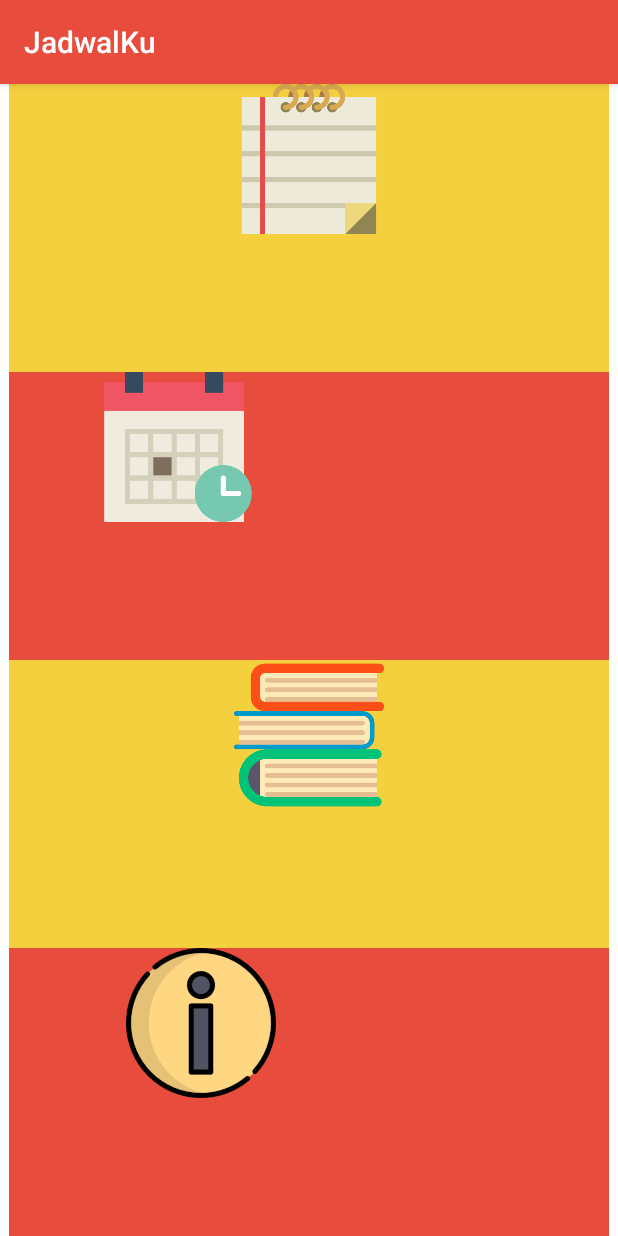
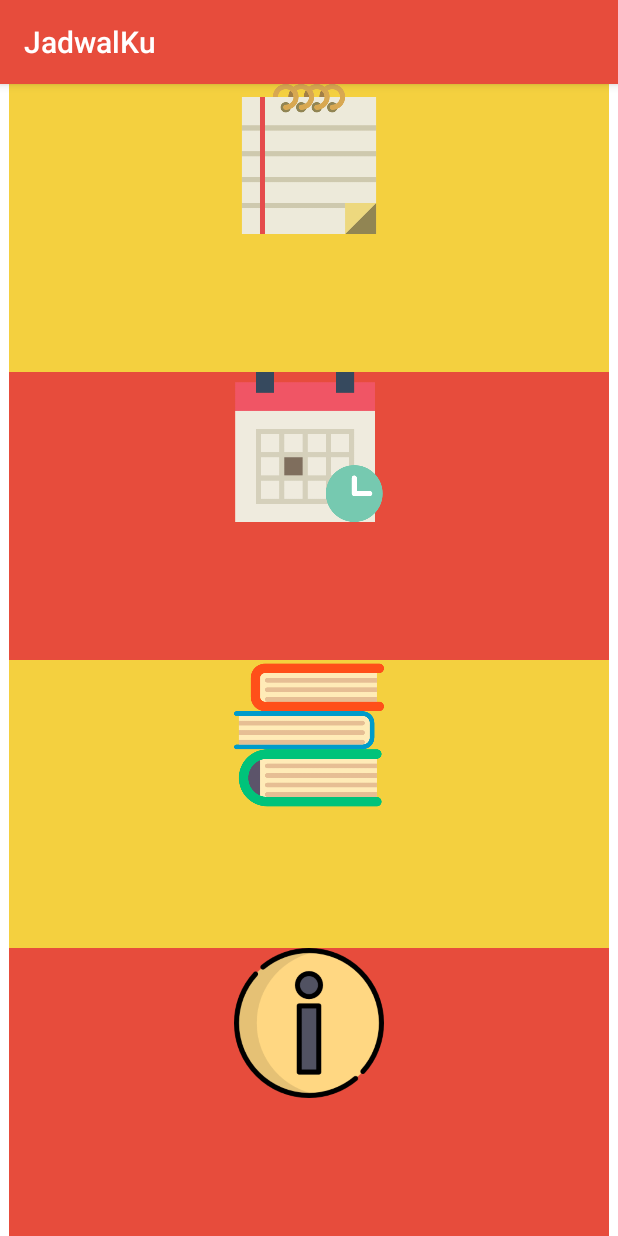
Before and after one commit to fahrirh/JadwalKu, an Android app: the screen it shows after launch (MainActivity), on a phone screen of 412 x 824 dp. Run offline under Robolectric (Android 15) with nearby library versions, the light colour scheme and no system bars.

Commit message:
still play with layout extended

```diff
--- a/app/src/main/res/layout/activity_main.xml
+++ b/app/src/main/res/layout/activity_main.xml
@@ -22,10 +22,7 @@
             android:elevation="4dp"
             android:scaleType="centerInside"
             android:src="@drawable/note"
-            android:background="#00000000"
-            android:layout_alignTop="@+id/buttonLihatmk"
-            android:layout_alignLeft="@+id/buttonAlarm"
-            android:layout_alignStart="@+id/buttonAlarm" />
+            android:background="#00000000"/>
     </LinearLayout>
 
     <LinearLayout
@@ -36,17 +33,13 @@
         android:background="@color/colorPrimary">
         <ImageButton
             android:id="@+id/buttonLihatjadwal"
-            android:layout_width="wrap_content"
+            android:layout_width="match_parent"
             android:layout_height="100dp"
             android:elevation="4dp"
             android:scaleType="centerInside"
             android:src="@drawable/calendar"
             android:background="#00000000"
-            android:layout_marginRight="175dp"
-            android:layout_marginEnd="175dp"
-            android:layout_alignTop="@+id/buttonAlarm"
-            android:layout_alignParentRight="true"
-            android:layout_alignParentEnd="true" />
+            android:layout_alignTop="@+id/buttonAlarm" />
 
     </LinearLayout>
 
@@ -58,7 +51,7 @@
         android:background="@color/colorPrimaryDark">
         <ImageButton
             android:id="@+id/buttonLihatmk"
-            android:layout_width="wrap_content"
+            android:layout_width="match_parent"
             android:layout_height="100dp"
             android:elevation="4dp"
             android:scaleType="centerInside"
@@ -74,7 +67,7 @@
         android:background="@color/colorPrimary">
         <ImageButton
             android:id="@+id/buttonAlarm"
-            android:layout_width="wrap_content"
+            android:layout_width="match_parent"
             android:layout_height="100dp"
             android:elevation="4dp"
             android:scaleType="centerInside"
```
